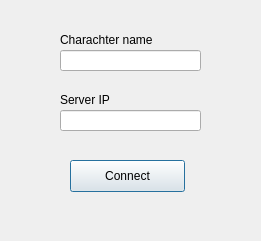
Qt form Client/startdialog.ui (ROLL-E/roll-e) before a commit.
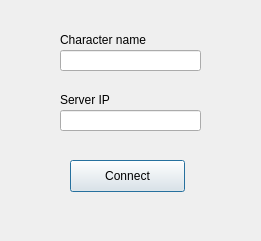
The same form after that commit.

Patch:
```diff
--- a/Client/startdialog.ui
+++ b/Client/startdialog.ui
@@ -38,12 +38,12 @@
     <rect>
      <x>60</x>
      <y>30</y>
-     <width>111</width>
+     <width>141</width>
      <height>19</height>
     </rect>
    </property>
    <property name="text">
-    <string>Charachter name</string>
+    <string>Character name</string>
    </property>
   </widget>
   <widget class="QLabel" name="label_2">
```
